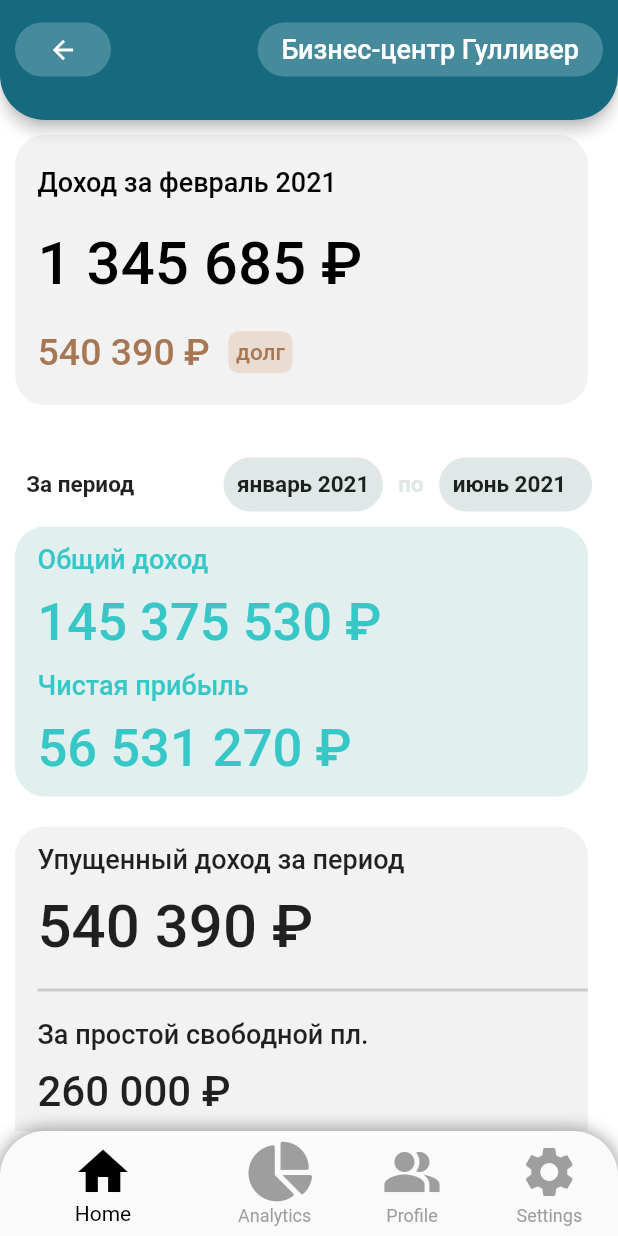
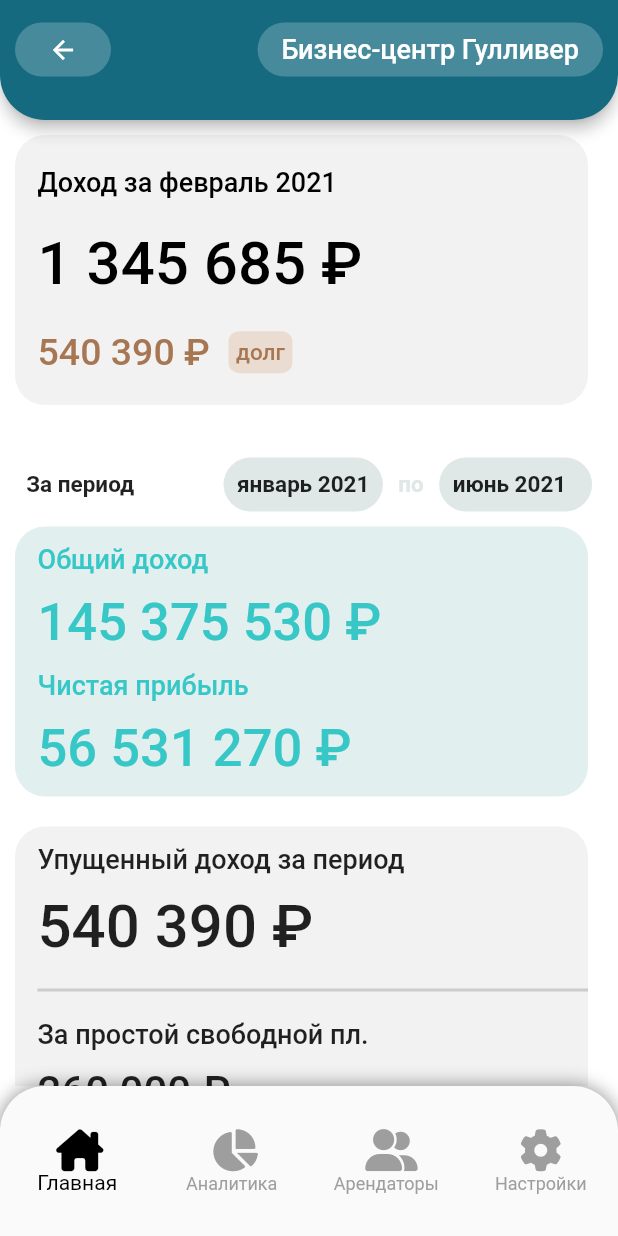
Before and after one commit to Manomas/first_my_phone_project_flutter, a Flutter app: the screen it shows after launch, on a phone screen of 412 x 824 dp. Run offline on Flutter 3.47's test engine with Material 2 defaults, Android fonts, the phone set to English and light mode, and no system bars; our stand-ins replace font_awesome_flutter.

Commit message:
fix bag and nav. bar

```diff
--- a/lib/home_page/home.dart
+++ b/lib/home_page/home.dart
@@ -15,6 +15,6 @@ class _HomePageState extends State<HomePage> {
 
   @override
   Widget build(BuildContext context) {
-      return ScefdoldAndAppBarrPage();
+      return const AppBarrPage();
   }
 }
--- a/lib/home_page/home_construction/appbar.dart
+++ b/lib/home_page/home_construction/appbar.dart
@@ -1,8 +1,8 @@
 import 'package:flutter/material.dart';
 import 'package:phone_project/navigation_bar.dart';
 import 'package:phone_project/home_page/home_construction/body.dart';
-class ScefdoldAndAppBarrPage extends StatelessWidget {
-  const ScefdoldAndAppBarrPage({Key? key}) : super(key: key);
+class AppBarrPage extends StatelessWidget {
+  const AppBarrPage({Key? key}) : super(key: key);
 
   @override
   Widget build(BuildContext context) {
@@ -10,12 +10,12 @@ class ScefdoldAndAppBarrPage extends StatelessWidget {
     return Scaffold(
       backgroundColor: Colors.white,
       appBar: PreferredSize(
-        preferredSize: Size.fromHeight(80.0),
+        preferredSize: const Size.fromHeight(80.0),
         child: AppBar(
-          backgroundColor: Color(0xFF156a80),
+          backgroundColor: const Color(0xFF156a80),
           title: Container(
-            margin: EdgeInsets.only(top: 10),
-            padding: EdgeInsets.all(10),
+            margin: const EdgeInsets.only(top: 10),
+            padding: const EdgeInsets.all(10),
             child: Row(
                 mainAxisAlignment: MainAxisAlignment.spaceBetween,
                 crossAxisAlignment: CrossAxisAlignment.center,
--- a/lib/home_page/home_construction/body.dart
+++ b/lib/home_page/home_construction/body.dart
@@ -1,8 +1,7 @@
-import 'package:flutter/gestures.dart';
 import 'package:flutter/material.dart';
 import 'package:phone_project/home_page/home_construction/monthly_income.dart';
 import 'package:phone_project/home_page/home_construction/net_profit.dart';
-import 'package:phone_project/home_page/home_construction/semi_annual_periud.dart';
+import 'package:phone_project/home_page/home_construction/semi_annual_period.dart';
 import 'package:phone_project/home_page/home_construction/lost_income.dart';
 import 'package:phone_project/home_page/home_construction/total_income.dart';
 class Body extends StatelessWidget {
--- a/lib/home_page/home_construction/lost_income.dart
+++ b/lib/home_page/home_construction/lost_income.dart
@@ -11,7 +11,7 @@ class LostIncome extends StatelessWidget {
       height: 300,
       width: screenWidth - 10,
       child: ReusableCard(
-        color: (Color(0xFFf2f2f2)),
+        color: const Color(0xFFf2f2f2),
         child: Column(
           mainAxisAlignment: MainAxisAlignment.spaceEvenly,
           crossAxisAlignment: CrossAxisAlignment.stretch,
--- a/lib/home_page/home_construction/monthly_income.dart
+++ b/lib/home_page/home_construction/monthly_income.dart
@@ -40,7 +40,7 @@ class MonthlyIncome extends StatelessWidget {
                 const Text(
                   "540 390 ₽  ",
                   style: TextStyle(
-                    color: const Color(0xFFa77753),
+                    color: Color(0xFFa77753),
                     fontSize: 25.0,
                     fontWeight: FontWeight.w500,
                   ),
@@ -54,7 +54,7 @@ class MonthlyIncome extends StatelessWidget {
                   child: const Text(
                     "долг",
                     style: TextStyle(
-                      color: const Color(0xFFa77753),
+                      color:  Color(0xFFa77753),
                       fontSize: 15,
                       fontWeight: FontWeight.w500,
                     ),
--- a/lib/home_page/material_app.dart
+++ b/lib/home_page/material_app.dart
@@ -6,8 +6,8 @@ class MyApp extends StatelessWidget {
   // This widget is the root of your application.
   @override
   Widget build(BuildContext context) {
-    return MaterialApp(
-      home: const HomePage(),
+    return const MaterialApp(
+      home: HomePage(),
     );
   }
 }
--- a/lib/home_page/reusable_card.dart
+++ b/lib/home_page/reusable_card.dart
@@ -15,11 +15,12 @@ class ReusableCard extends StatelessWidget {
   Widget build(BuildContext context) {
     return GestureDetector(
       child: Container(
+        margin: const EdgeInsets.all(10),
+        padding: const EdgeInsets.only(left: 15),
+        decoration: BoxDecoration(
+            color: color, borderRadius: const BorderRadius.all(Radius.circular(20))),
         child: child,
-        margin: EdgeInsets.all(10),
-        padding: EdgeInsets.only(left: 15),
-        decoration: BoxDecoration(
-            color: color, borderRadius: BorderRadius.all(Radius.circular(20))),
+
       ),
     );
   }
--- a/lib/navigation_bar.dart
+++ b/lib/navigation_bar.dart
@@ -1,5 +1,6 @@
 import 'package:flutter/material.dart';
 import 'package:font_awesome_flutter/font_awesome_flutter.dart';
+
 class Navigation extends StatefulWidget {
   const Navigation({Key? key}) : super(key: key);
 
@@ -15,10 +16,11 @@ class _NavigationState extends State<Navigation> {
       _selectedIndex = index;
     });
   }
+
   @override
   Widget build(BuildContext context) {
     return Container(
-
+      height: 100,
       decoration: const BoxDecoration(
         borderRadius: BorderRadius.only(
             topRight: Radius.circular(30), topLeft: Radius.circular(30)),
@@ -26,7 +28,6 @@ class _NavigationState extends State<Navigation> {
           BoxShadow(color: Colors.black45, spreadRadius: 0, blurRadius: 10),
         ],
       ),
-
       child: ClipRRect(
         borderRadius: const BorderRadius.only(
           topLeft: Radius.circular(30.0),
@@ -35,29 +36,31 @@ class _NavigationState extends State<Navigation> {
         child: BottomNavigationBar(
           items: const <BottomNavigationBarItem>[
             BottomNavigationBarItem(
-                icon: Icon(Icons.home),
-                label: 'Home',
+              icon: Icon(FontAwesomeIcons.houseChimney),
+              label: 'Главная',
             ),
             BottomNavigationBarItem(
-              icon: Icon(FontAwesomeIcons.pieChart),
-              label: 'Analytics',
+              icon: Icon(
+                FontAwesomeIcons.chartPie,
+              ),
+              label: 'Аналитика',
             ),
             BottomNavigationBarItem(
-              icon: Icon(Icons.people_alt),
-              label: 'Profile',
+              icon: Icon(FontAwesomeIcons.userGroup),
+              label: 'Арендаторы',
             ),
             BottomNavigationBarItem(
-              icon: Icon(Icons.settings),
-              label: 'Settings',
+              icon: Icon(FontAwesomeIcons.gear),
+              label: 'Настройки',
             ),
           ],
           showUnselectedLabels: true,
           showSelectedLabels: true,
-          unselectedItemColor:Colors.grey,
-          type: BottomNavigationBarType.shifting,
+          unselectedItemColor: Colors.grey,
+          type: BottomNavigationBarType.fixed,
           currentIndex: _selectedIndex,
           selectedItemColor: Colors.black,
-          iconSize: 40,
+          iconSize: 28,
           onTap: _onItemTapped,
           elevation: 5,
         ),
```
Also changed, not shown: lib/home_page/home_construction/semi_annual_period.dart (renamed from lib/home_page/home_construction/semi_annual_periud.dart).
